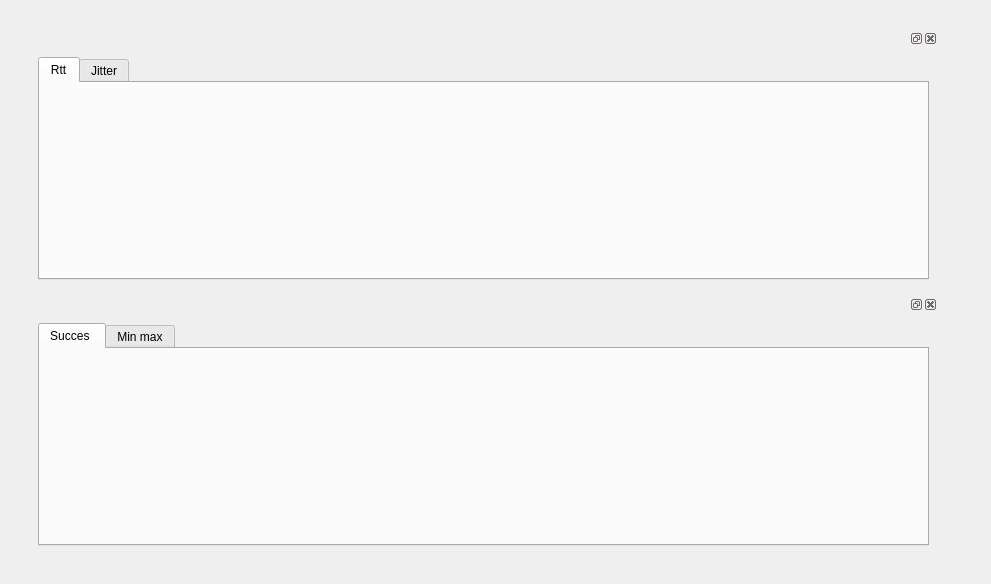
Old version of the form QTDesigns/graph_window.ui in the repository Gorkembukel/MonitorNetworkConnectivityV2.
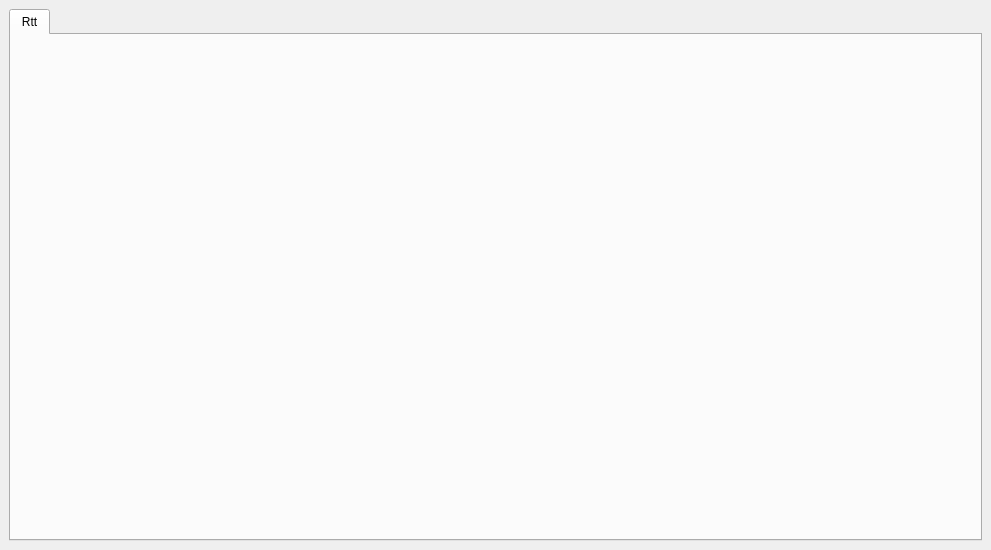
New version of the form.

Patch:
```diff
--- a/QTDesigns/graph_window.ui
+++ b/QTDesigns/graph_window.ui
@@ -7,23 +7,31 @@
     <x>0</x>
     <y>0</y>
     <width>991</width>
-    <height>584</height>
+    <height>550</height>
    </rect>
   </property>
   <property name="windowTitle">
    <string>Dialog</string>
   </property>
   <layout class="QHBoxLayout" name="horizontalLayout">
-   <item>
-    <widget class="QWidget" name="widget" native="true">
-     <layout class="QHBoxLayout" name="horizontalLayout_2">
+   <property name="spacing">
+    <number>0</number>
+   </property>
+   <property name="leftMargin">
+    <number>0</number>
+   </property>
+   <property name="topMargin">
+    <number>0</number>
+   </property>
+   <property name="rightMargin">
+    <number>0</number>
+   </property>
+   <property name="bottomMargin">
+    <number>0</number>
+   </property>
       <item>
        <widget class="QWidget" name="widget_2" native="true">
-        <layout class="QVBoxLayout" name="verticalLayout">
-         <item>
-          <widget class="QDockWidget" name="dockWidget">
-           <widget class="QWidget" name="dockWidgetContents">
-            <layout class="QVBoxLayout" name="verticalLayout_3">
+     <layout class="QHBoxLayout" name="horizontalLayout_2">
              <item>
               <widget class="QTabWidget" name="tabWidget">
                <property name="currentIndex">
@@ -34,48 +42,6 @@
                  <string>Rtt</string>
                 </attribute>
                </widget>
-               <widget class="QWidget" name="tab_2">
-                <attribute name="title">
-                 <string>Jitter</string>
-                </attribute>
-               </widget>
-              </widget>
-             </item>
-            </layout>
-           </widget>
-          </widget>
-         </item>
-         <item>
-          <widget class="QDockWidget" name="dockWidget_2">
-           <widget class="QWidget" name="dockWidgetContents_2">
-            <layout class="QVBoxLayout" name="verticalLayout_4">
-             <item>
-              <widget class="QTabWidget" name="tabWidget_2">
-               <property name="currentIndex">
-                <number>0</number>
-               </property>
-               <widget class="QWidget" name="tab_3">
-                <attribute name="title">
-                 <string>Succes </string>
-                </attribute>
-               </widget>
-               <widget class="QWidget" name="tab_4">
-                <attribute name="title">
-                 <string>Min max</string>
-                </attribute>
-               </widget>
-              </widget>
-             </item>
-            </layout>
-           </widget>
-          </widget>
-         </item>
-        </layout>
-       </widget>
-      </item>
-      <item>
-       <widget class="QWidget" name="widget_3" native="true">
-        <layout class="QVBoxLayout" name="verticalLayout_2"/>
        </widget>
       </item>
      </layout>
```
Lines whose indentation alone changed are shown as unchanged.
